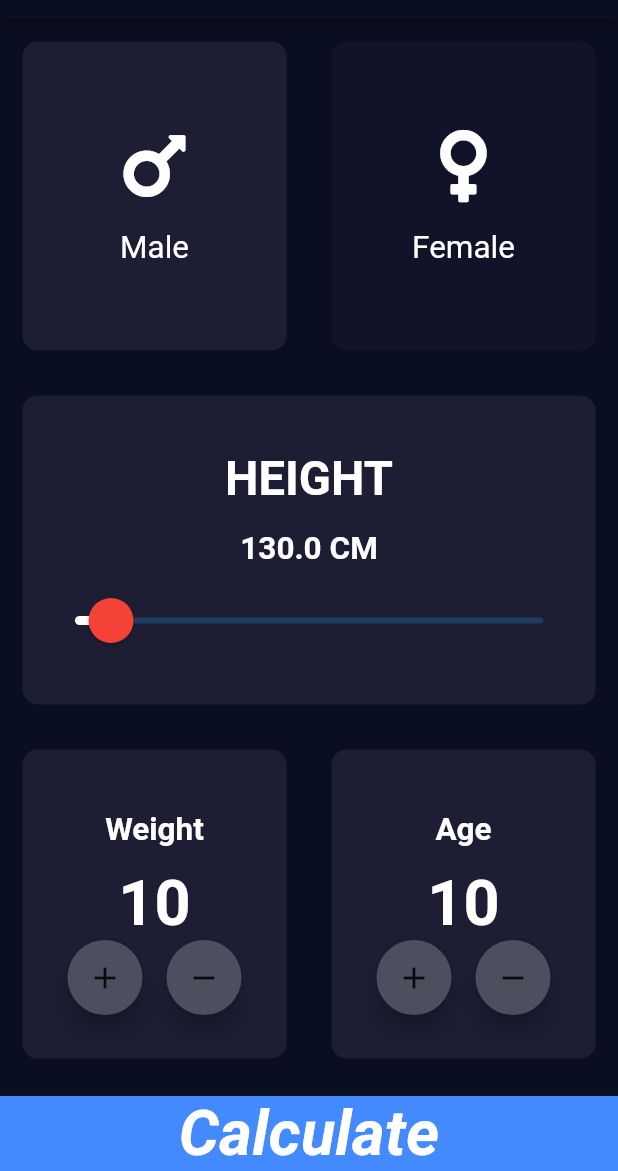
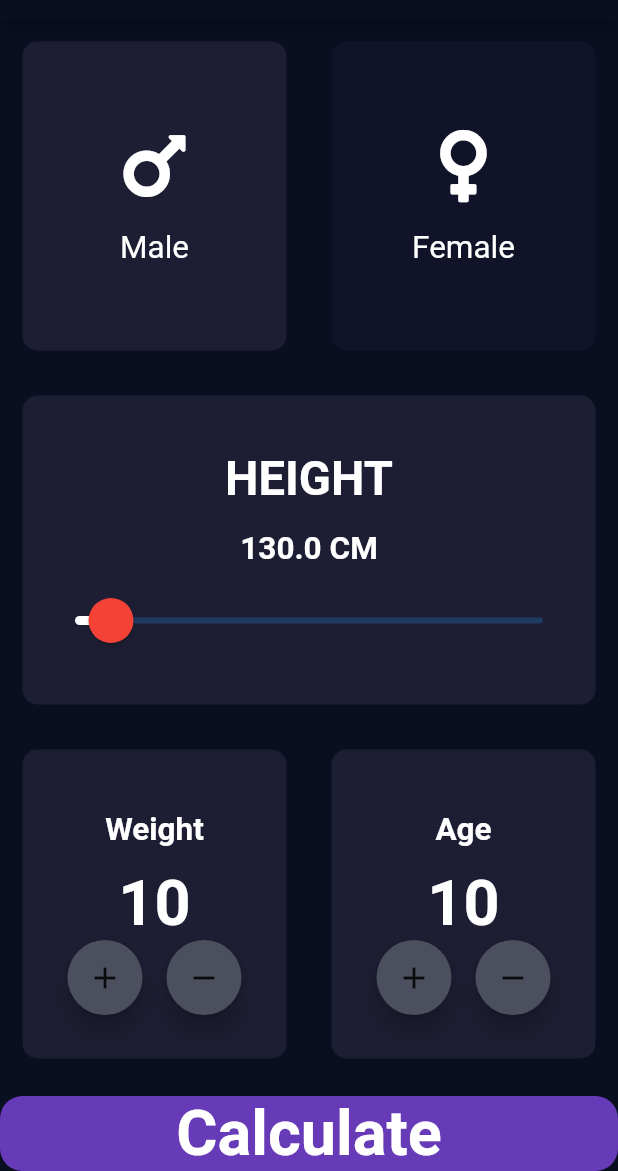
Before and after one commit to ajinkyavn1/bmi_calculator, a Flutter app: the MyHomePage screen opened directly, on a phone screen of 412 x 824 dp, the part 65-1236 px from its top. Run offline on Flutter 3.47's test engine with Material 2 defaults, Android fonts, the phone set to English and light mode, and no system bars; our stand-ins replace font_awesome_flutter, velocity_x.

Commit message:
Final Commit project Completed

```diff
--- a/lib/MyHomePage.dart
+++ b/lib/MyHomePage.dart
@@ -234,8 +234,12 @@ var Selectedgender=Gender.male;
                 height: 50,
                 margin: EdgeInsets.only(top: 10),
                 width: double.infinity,
-                color: Colors.blueAccent,
-                child: "Calculate".text.center.xl5.bold.italic.make(),
+
+                decoration: BoxDecoration(
+                    color: Colors.deepPurple,
+                  borderRadius: BorderRadius.circular(15)
+                ),
+                child: "Calculate".text.center.xl5.bold.make(),
               ),
             ),
           ],
```
